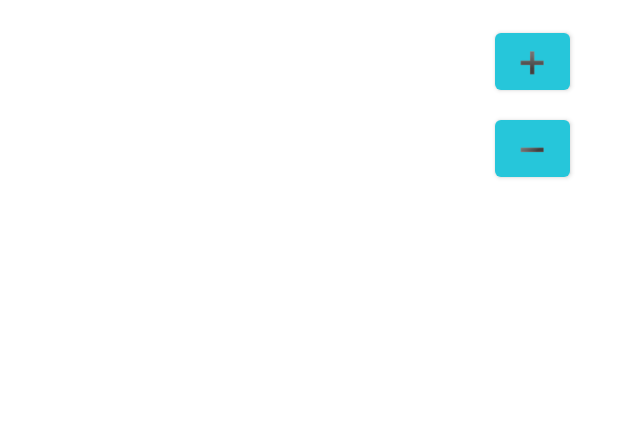
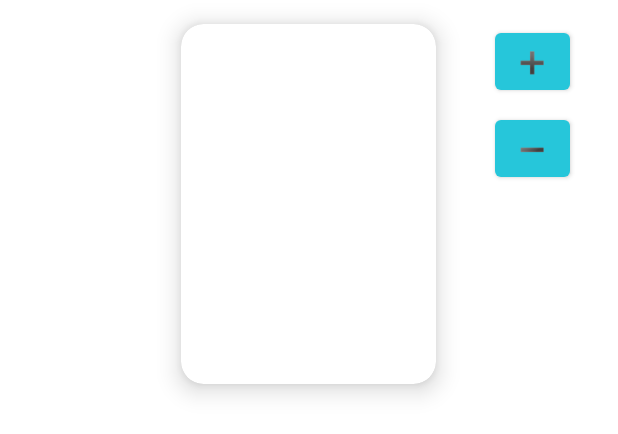
Before and after one commit to QuietPhantom/Animeteka, an Android app: the layout fragment_element.xml on its own in the app's theme, with its tools: preview values and no code run, on a phone screen of 412 x 824 dp. Shown: the top 434 px of the screen. Run offline under Robolectric (Android 15) with nearby library versions, the phone set to English and light mode, and no system bars.

Commit message:
Изменён пользовательский интерфейс

```diff
--- a/app/src/main/java/com/example/animeteka/presentation/fragments/ElementFragment.kt
+++ b/app/src/main/java/com/example/animeteka/presentation/fragments/ElementFragment.kt
@@ -64,7 +64,6 @@ class ElementFragment : Fragment() {
         Count = view.findViewById(R.id.Count)
         StatusAndType = view.findViewById(R.id.StatusAndType)
         FullDescription = view.findViewById(R.id.fullDescription)
-        FullDescription.movementMethod = ScrollingMovementMethod()
         TitleImage = view.findViewById(R.id.titleImage)
         AddTitle = view.findViewById(R.id.addTitle)
         DeleteTitle = view.findViewById(R.id.deleteTitle)
--- a/app/src/main/res/layout/fragment_element.xml
+++ b/app/src/main/res/layout/fragment_element.xml
@@ -1,104 +1,105 @@
 <?xml version="1.0" encoding="utf-8"?>
-<androidx.constraintlayout.widget.ConstraintLayout xmlns:android="http://schemas.android.com/apk/res/android"
-    xmlns:app="http://schemas.android.com/apk/res-auto"
+<ScrollView xmlns:app="http://schemas.android.com/apk/res-auto"
     xmlns:tools="http://schemas.android.com/tools"
+    android:layout_width="match_parent"
+    android:layout_height="match_parent"
+    xmlns:android="http://schemas.android.com/apk/res/android">
+
+    <androidx.constraintlayout.widget.ConstraintLayout
         android:layout_width="match_parent"
         android:layout_height="match_parent"
         tools:context=".presentation.fragments.ElementFragment">
 
+        <androidx.cardview.widget.CardView
+            android:id="@+id/titleImageCard"
+            android:layout_width="170dp"
+            android:layout_height="240dp"
+            app:cardElevation="10dp"
+            app:cardCornerRadius="15dp"
+            android:layout_marginTop="16dp"
+            app:layout_constraintEnd_toEndOf="parent"
+            app:layout_constraintHorizontal_bias="0.498"
+            app:layout_constraintStart_toStartOf="parent"
+            app:layout_constraintTop_toTopOf="parent" >
+            <ImageView
+                android:id="@+id/titleImage"
+                android:layout_width="match_parent"
+                android:layout_height="match_parent"
+                />
+        </androidx.cardview.widget.CardView>
+
+
         <TextView
             android:id="@+id/enTitleName"
-        android:layout_width="248dp"
-        android:layout_height="50dp"
-        android:layout_marginTop="52dp"
+            android:layout_width="350dp"
+            android:layout_height="wrap_content"
+            android:layout_marginTop="8dp"
             android:textSize="16dp"
-        app:layout_constraintEnd_toEndOf="parent"
-        app:layout_constraintHorizontal_bias="0.31"
-        app:layout_constraintStart_toStartOf="parent"
-        app:layout_constraintTop_toBottomOf="@+id/titleImage" />
+            app:layout_constraintStart_toStartOf="@+id/ageRating"
+            app:layout_constraintTop_toBottomOf="@+id/TitleName" />
 
         <TextView
             android:id="@+id/Rating"
-        android:layout_width="102dp"
-        android:layout_height="50dp"
-        android:layout_marginStart="24dp"
-        android:layout_marginTop="12dp"
+            android:layout_width="350dp"
+            android:layout_height="wrap_content"
+            android:layout_marginTop="8dp"
             android:textSize="18dp"
-        app:layout_constraintEnd_toEndOf="parent"
-        app:layout_constraintHorizontal_bias="0.888"
-        app:layout_constraintStart_toEndOf="@+id/Dates"
+            app:layout_constraintStart_toStartOf="@+id/Dates"
             app:layout_constraintTop_toBottomOf="@+id/ageRating" />
 
         <TextView
             android:id="@+id/Dates"
-        android:layout_width="247dp"
-        android:layout_height="30dp"
-        android:layout_marginTop="4dp"
+            android:layout_width="350dp"
+            android:layout_height="wrap_content"
+            android:layout_marginTop="8dp"
             android:textSize="18dp"
-        app:layout_constraintEnd_toEndOf="parent"
-        app:layout_constraintHorizontal_bias="0.304"
-        app:layout_constraintStart_toStartOf="parent"
+            app:layout_constraintStart_toStartOf="@+id/Count"
+            app:layout_constraintTop_toBottomOf="@+id/Rating" />
+
+        <TextView
+            android:id="@+id/ageRating"
+            android:layout_width="350dp"
+            android:layout_height="wrap_content"
+            android:layout_marginTop="8dp"
+            android:textSize="18dp"
+            app:layout_constraintStart_toStartOf="@+id/Rating"
             app:layout_constraintTop_toBottomOf="@+id/enTitleName" />
 
         <TextView
-        android:id="@+id/ageRating"
-        android:layout_width="94dp"
-        android:layout_height="104dp"
-        android:layout_marginStart="8dp"
-        android:layout_marginTop="4dp"
-        android:textSize="18dp"
-        app:layout_constraintStart_toEndOf="@+id/enTitleName"
-        app:layout_constraintTop_toBottomOf="@+id/TitleName" />
-
-    <TextView
             android:id="@+id/Count"
-        android:layout_width="248dp"
-        android:layout_height="31dp"
+            android:layout_width="350dp"
+            android:layout_height="wrap_content"
             android:layout_marginTop="8dp"
             android:textSize="18dp"
-        app:layout_constraintEnd_toEndOf="parent"
-        app:layout_constraintHorizontal_bias="0.3"
-        app:layout_constraintStart_toStartOf="parent"
+            app:layout_constraintStart_toStartOf="@+id/StatusAndType"
             app:layout_constraintTop_toBottomOf="@+id/Dates" />
 
         <TextView
             android:id="@+id/StatusAndType"
-        android:layout_width="245dp"
+            android:layout_width="350dp"
             android:layout_height="30dp"
+            android:layout_marginStart="24dp"
             android:layout_marginTop="8dp"
             android:textSize="18dp"
-        app:layout_constraintEnd_toEndOf="parent"
-        app:layout_constraintHorizontal_bias="0.295"
             app:layout_constraintStart_toStartOf="parent"
             app:layout_constraintTop_toBottomOf="@+id/Count" />
 
         <TextView
             android:id="@+id/TitleName"
-        android:layout_width="334dp"
-        android:layout_height="30dp"
+            android:layout_width="350dp"
+            android:layout_height="wrap_content"
             android:layout_marginTop="16dp"
             android:textSize="20dp"
-        app:layout_constraintEnd_toEndOf="parent"
-        app:layout_constraintHorizontal_bias="0.653"
-        app:layout_constraintStart_toStartOf="parent"
-        app:layout_constraintTop_toBottomOf="@+id/titleImage" />
-
-    <ImageView
-        android:id="@+id/titleImage"
-        android:layout_width="164dp"
-        android:layout_height="231dp"
-        android:layout_marginTop="16dp"
-        app:layout_constraintEnd_toEndOf="parent"
-        app:layout_constraintHorizontal_bias="0.498"
-        app:layout_constraintStart_toStartOf="parent"
-        app:layout_constraintTop_toTopOf="parent" />
+            app:layout_constraintStart_toStartOf="@+id/enTitleName"
+            app:layout_constraintTop_toBottomOf="@+id/titleImageCard" />
 
         <TextView
             android:id="@+id/fullDescription"
-        android:layout_width="365dp"
-        android:layout_height="226dp"
+            android:layout_width="match_parent"
+            android:layout_height="wrap_content"
             android:layout_marginTop="10dp"
-        android:scrollbars="vertical"
+            android:layout_marginLeft="10dp"
+            android:layout_marginRight="10dp"
             android:textSize="18dp"
             app:layout_constraintBottom_toBottomOf="parent"
             app:layout_constraintEnd_toEndOf="parent"
@@ -125,3 +126,4 @@
             app:layout_constraintStart_toStartOf="@+id/addTitle"
             app:layout_constraintTop_toBottomOf="@+id/addTitle" />
     </androidx.constraintlayout.widget.ConstraintLayout>
+</ScrollView>
```
Also changed, not shown: app/src/main/res/layout/list_item.xml (+35 -27 lines). Lines whose indentation alone changed are shown as unchanged.
